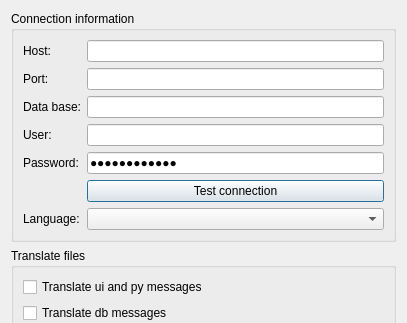
The window that ui/qm_generator.ui (Giswater/giswater_qgis_plugin) describes before a commit, drawn with Qt 5; both pictures show x 0 to 407 and y 0 to 323 of the 407 by 505 pixel window.
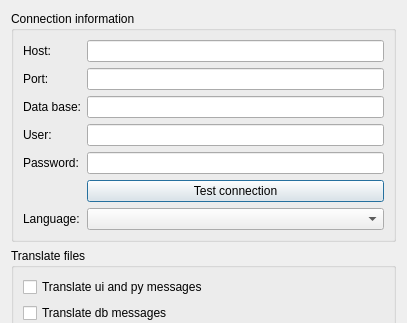
The same window after the commit.

Patch:
```diff
--- a/ui/qm_generator.ui
+++ b/ui/qm_generator.ui
@@ -36,7 +36,7 @@
       <item row="4" column="1">
        <widget class="QLineEdit" name="txt_pass">
         <property name="text">
-         <string>uo2ohNiecuoc</string>
+         <string/>
         </property>
         <property name="echoMode">
          <enum>QLineEdit::Password</enum>
```
